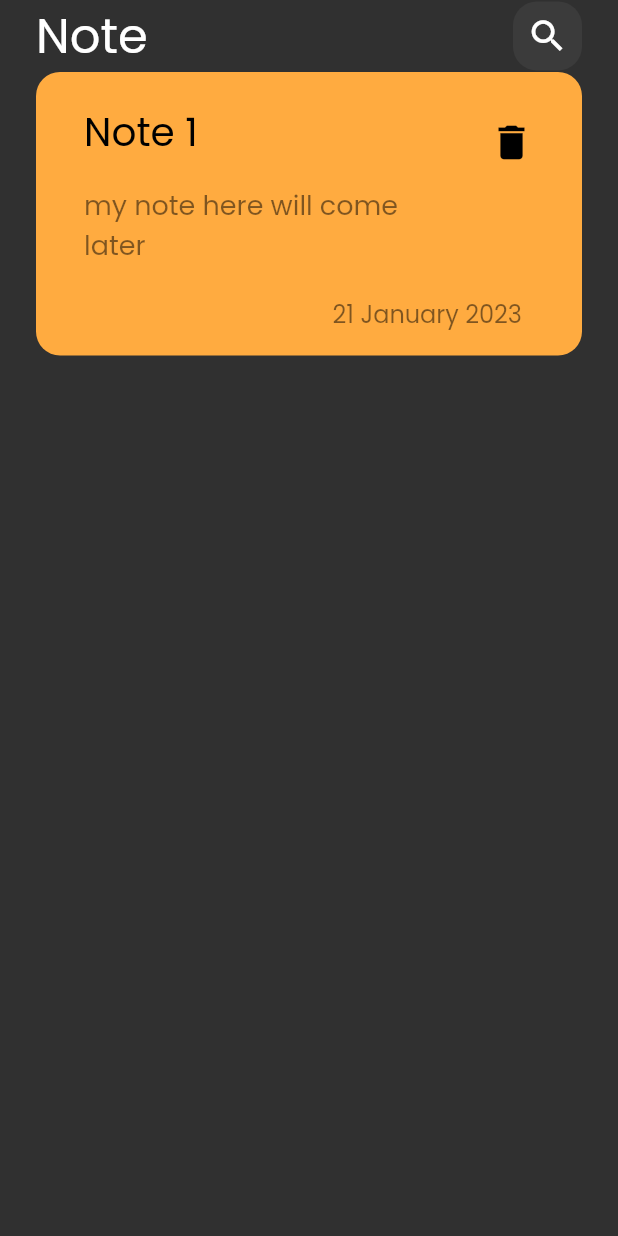
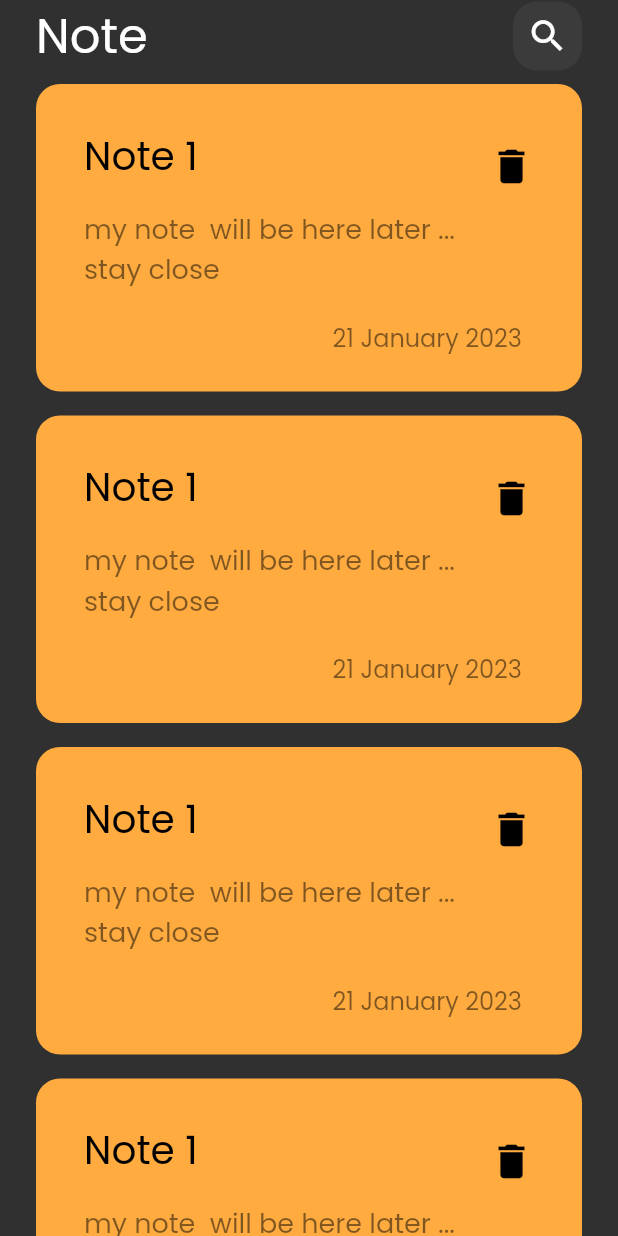
Before and after one commit to sarahaddad/notes_app, a Flutter app: the screen it shows after launch, on a phone screen of 412 x 824 dp. Run offline on Flutter 3.47's test engine with Material 2 defaults, Android fonts, the phone set to English and light mode, and no system bars.

Commit message:
creating items list

```diff
--- a/lib/views/widgets/custom_view_body.dart
+++ b/lib/views/widgets/custom_view_body.dart
@@ -1,5 +1,7 @@
 import 'package:flutter/material.dart';
 import 'package:noteapp/views/widgets/custom_app_bar.dart';
+
+import 'note_item_view.dart';
 
 class CustomBody extends StatelessWidget {
   const CustomBody({
@@ -15,65 +17,25 @@ class CustomBody extends StatelessWidget {
           SafeArea(
             child: CustomAppBar(),
           ),
-          NoteItem(),
+          Expanded(
+            child: ListNoteItems(),
+          ),
         ],
       ),
     );
   }
 }
 
-class NoteItem extends StatelessWidget {
-  const NoteItem({super.key});
+class ListNoteItems extends StatelessWidget {
+  const ListNoteItems({super.key});
 
   @override
   Widget build(BuildContext context) {
-    return Container(
-      decoration: BoxDecoration(
-        borderRadius: BorderRadius.circular(16),
-        color: Colors.orangeAccent.shade200,
-      ),
-      child: Padding(
-        padding: const EdgeInsets.symmetric(horizontal: 16, vertical: 16),
-        child: Column(
-          crossAxisAlignment: CrossAxisAlignment.end,
-          children: [
-            ListTile(
-              title: Text(
-                'Note 1',
-                style: TextStyle(
-                  fontSize: 26,
-                  color: Colors.black,
-                ),
-              ),
-              subtitle: Padding(
-                padding: const EdgeInsets.only(top: 16),
-                child: Text(
-                  'my note here will come later ',
-                  style: TextStyle(
-                    fontSize: 18,
-                    color: Colors.black.withOpacity(0.5),
-                  ),
-                ),
-              ),
-              trailing: Icon(
-                Icons.delete,
-                color: Colors.black,
-                size: 30,
-              ),
-            ),
-            Padding(
-              padding: const EdgeInsetsDirectional.only(end: 24, top: 16),
-              child: Text(
-                '21 January 2023',
-                style: TextStyle(
-                  color: Colors.black.withOpacity(0.5),
-                  fontSize: 16,
-                ),
-              ),
-            ),
-          ],
-        ),
-      ),
-    );
+    return ListView.builder(itemBuilder: ((context, index) {
+      return const Padding(
+        padding: EdgeInsets.symmetric(vertical: 8),
+        child: NoteItem(),
+      );
+    }));
   }
 }
--- /dev/null
+++ b/lib/views/widgets/note_item_view.dart
@@ -0,0 +1,57 @@
+import 'package:flutter/material.dart';
+
+class NoteItem extends StatelessWidget {
+  const NoteItem({super.key});
+
+  @override
+  Widget build(BuildContext context) {
+    return Container(
+      decoration: BoxDecoration(
+        borderRadius: BorderRadius.circular(16),
+        color: Colors.orangeAccent.shade200,
+      ),
+      child: Padding(
+        padding: const EdgeInsets.symmetric(horizontal: 16, vertical: 24),
+        child: Column(
+          crossAxisAlignment: CrossAxisAlignment.end,
+          children: [
+            ListTile(
+              title: Text(
+                'Note 1',
+                style: TextStyle(
+                  fontSize: 26,
+                  color: Colors.black,
+                ),
+              ),
+              subtitle: Padding(
+                padding: const EdgeInsets.only(top: 16),
+                child: Text(
+                  'my note  will be here later ... stay close ',
+                  style: TextStyle(
+                    fontSize: 18,
+                    color: Colors.black.withOpacity(0.5),
+                  ),
+                ),
+              ),
+              trailing: Icon(
+                Icons.delete,
+                color: Colors.black,
+                size: 30,
+              ),
+            ),
+            Padding(
+              padding: const EdgeInsetsDirectional.only(end: 24, top: 16),
+              child: Text(
+                '21 January 2023',
+                style: TextStyle(
+                  color: Colors.black.withOpacity(0.5),
+                  fontSize: 16,
+                ),
+              ),
+            ),
+          ],
+        ),
+      ),
+    );
+  }
+}
```
Also changed, not shown: lib/views/widgets/list_note_items.dart (added).
